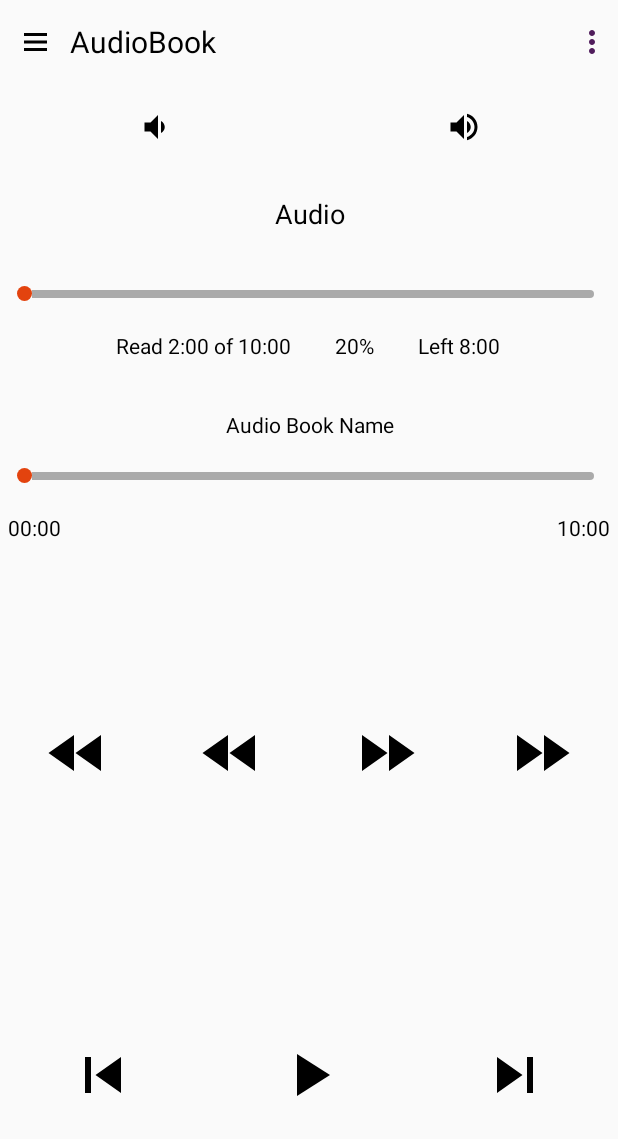
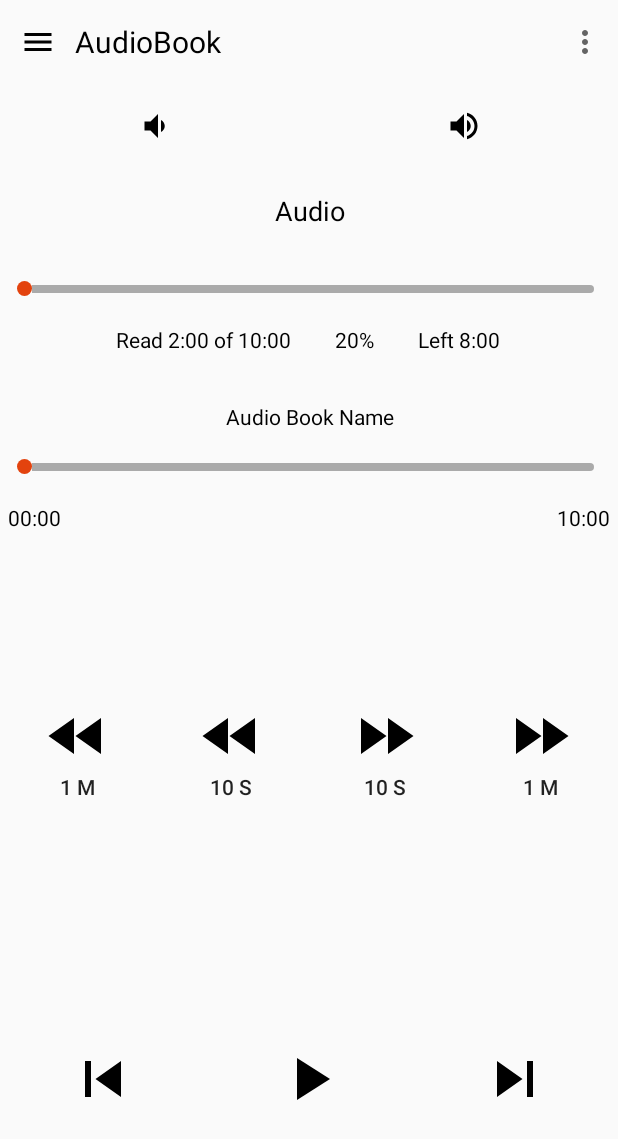
Before and after one commit to mirushi/BookLib, an Android app: the screen it shows after launch (PlayAudio), on a phone screen of 412 x 824 dp. Shown: the top 1139 px of the screen. Run offline under Robolectric (Android 15) with nearby library versions, the phone set to English and light mode, and no system bars.

Commit message:
Update giao diện phát nhạc/audio

```diff
--- a/app/src/main/java/luubieunghi/lbn/booklib/Activity/PlayAudio.java
+++ b/app/src/main/java/luubieunghi/lbn/booklib/Activity/PlayAudio.java
@@ -5,21 +5,18 @@ import androidx.appcompat.widget.Toolbar;
 
 import android.content.Intent;
 import android.os.Bundle;
+import android.view.Menu;
+import android.view.MenuInflater;
 import android.view.MenuItem;
-import android.view.View;
-import android.widget.ImageButton;
-import android.widget.PopupMenu;
 import android.widget.Toast;
 
-import java.lang.reflect.Field;
-import java.lang.reflect.Method;
+
 
 import luubieunghi.lbn.booklib.R;
 
 public class PlayAudio extends AppCompatActivity {
 
     private Toolbar toolbar;
-    private ImageButton btn_Img_Menu_Play_Audio;
     @Override
     protected void onCreate(Bundle savedInstanceState) {
         super.onCreate(savedInstanceState);
@@ -31,65 +28,32 @@ public class PlayAudio extends AppCompatActivity {
 
     }
 
+    @Override
+    public boolean onCreateOptionsMenu(Menu menu) {
+        MenuInflater inflater=getMenuInflater();
+        inflater.inflate(R.menu.play_music_menu,menu);
+        return super.onCreateOptionsMenu(menu);
+    }
+
     private void addEvents() {
 
-        btn_Img_Menu_Play_Audio.setOnClickListener(new View.OnClickListener() {
+        toolbar.setOnMenuItemClickListener(new Toolbar.OnMenuItemClickListener() {
             @Override
-            public void onClick(View v) {
-                setBtn_Img_Menu_Play_AudioClicked();
+            public boolean onMenuItemClick(MenuItem item) {
+                return false;
             }
         });
-    }
 
-    private void setBtn_Img_Menu_Play_AudioClicked() {
-        PopupMenu popupMenu=new PopupMenu(PlayAudio.this,btn_Img_Menu_Play_Audio);
-        popupMenu.getMenuInflater().inflate(R.menu.play_music_menu,popupMenu.getMenu());
-//        try {
-//            Field[] fields = popupMenu.getClass().getDeclaredFields();
-//            for (Field field : fields) {
-//                if ("mPopup".equals(field.getName())) {
-//                    field.setAccessible(true);
-//                    Object menuPopupHelper = field.get(popupMenu);
-//                    Class<?> classPopupHelper = Class.forName(menuPopupHelper.getClass().getName());
-//                    Method setForceIcons = classPopupHelper.getMethod("setForceShowIcon", boolean.class);
-//                    setForceIcons.invoke(menuPopupHelper, true);
-//                    break;
-//                }
-//            }
-//        } catch (Exception e) {
-//            e.printStackTrace();
-//        }
-        //bắt sự kiện một item đucợ click
-        popupMenu.setOnMenuItemClickListener(new PopupMenu.OnMenuItemClickListener() {
-            @Override
-            public boolean onMenuItemClick(MenuItem menuItem) {
-                switch (menuItem.getItemId()){
-                    case R.id.nav_email:{
-                        sendMail();
-                        break;
-                    }
-                    case R.id.nav_share: {
-                        share();
-                        break;
-                    }
-                    case R.id.nav_setting:{
-
-                    }
-                    default:
-                        break;
-                }
-                return true;
-            }
-        });
-        popupMenu.show();
     }
 
     private void init() {
+
+        setSupportActionBar(toolbar);
+        toolbar.inflateMenu(R.menu.play_music_menu);
     }
 
     private void addControls() {
         toolbar=findViewById(R.id.toolbar_listaudio);
-        btn_Img_Menu_Play_Audio=findViewById(R.id.btn_img_menu_right_play_audio);
     }
 
     //gửi mail về booklib devteam
--- a/app/src/main/res/layout/activity_open_list_song.xml
+++ b/app/src/main/res/layout/activity_open_list_song.xml
@@ -26,7 +26,9 @@
                 android:layout_height="match_parent"
                 android:layout_weight="7"
                 app:closeIcon="@drawable/ic_close_black_24dp"
-                app:searchIcon="@drawable/ic_action_search"></androidx.appcompat.widget.SearchView>
+                app:searchIcon="@drawable/ic_action_search"
+                android:layoutDirection="rtl">
+            </androidx.appcompat.widget.SearchView>
             <!--              <EditText-->
             <!--                  android:layout_width="match_parent"-->
             <!--                  android:layout_height="match_parent"-->
--- a/app/src/main/res/layout/activity_play_audio.xml
+++ b/app/src/main/res/layout/activity_play_audio.xml
@@ -38,17 +38,6 @@
                 android:layout_marginRight="10dp"
                 >
             </TextView>
-            <ImageButton
-                android:layout_width="wrap_content"
-                android:layout_height="match_parent"
-                android:src="@drawable/ic_more_vert_black_24dp"
-                android:layout_marginRight="10dp"
-                android:background="@null"
-                android:layout_marginLeft="0dp"
-                android:layout_weight="1"
-                android:id="@+id/btn_img_menu_right_play_audio"
-                >
-            </ImageButton>
         </LinearLayout>
     </androidx.appcompat.widget.Toolbar>
     <LinearLayout
@@ -173,38 +162,43 @@
         android:orientation="horizontal"
         android:gravity="center_horizontal"
         >
-        <ImageButton
+        <Button
             android:layout_width="wrap_content"
             android:layout_height="wrap_content"
-            android:src="@drawable/ic_fast_rewind_black_48dp"
+            android:drawableTop="@drawable/ic_fast_rewind_black_48dp"
             android:background="@null"
+            android:text="1 m"
             android:layout_weight="1"
             android:layout_gravity="center">
-        </ImageButton>
-        <ImageButton
-            android:layout_gravity="center"
+        </Button>
+        <Button
             android:layout_width="wrap_content"
             android:layout_height="wrap_content"
-            android:src="@drawable/ic_fast_rewind_black_48dp"
+            android:drawableTop="@drawable/ic_fast_rewind_black_48dp"
             android:background="@null"
-            android:layout_weight="1">
-        </ImageButton>
-        <ImageButton
-            android:layout_gravity="center"
+            android:text="10 s"
+            android:layout_weight="1"
+            android:layout_gravity="center">
+        </Button>
+        <Button
             android:layout_width="wrap_content"
             android:layout_height="wrap_content"
-            android:src="@drawable/ic_fast_forward_black_48dp"
+            android:drawableTop="@drawable/ic_fast_forward_black_48dp"
             android:background="@null"
-            android:layout_weight="1">
-        </ImageButton>
-        <ImageButton
-            android:layout_gravity="center"
+            android:text="10 s"
+            android:layout_weight="1"
+            android:layout_gravity="center">
+        </Button>
+        <Button
             android:layout_width="wrap_content"
             android:layout_height="wrap_content"
-            android:src="@drawable/ic_fast_forward_black_48dp"
+            android:drawableTop="@drawable/ic_fast_forward_black_48dp"
             android:background="@null"
-            android:layout_weight="1">
-        </ImageButton>
+            android:text="1 m"
+            android:layout_weight="1"
+            android:layout_gravity="center">
+        </Button>
+
     </LinearLayout>
 
     <LinearLayout
@@ -219,7 +213,8 @@
             android:layout_height="wrap_content"
             android:src="@drawable/ic_skip_previous_black_48dp"
             android:background="@null"
-            android:layout_weight="1">
+            android:layout_weight="1"
+            >
         </ImageButton>
         <ImageButton
             android:id="@+id/btn_img_play_play_audio"
--- a/app/src/main/res/menu/play_music_menu.xml
+++ b/app/src/main/res/menu/play_music_menu.xml
@@ -10,7 +10,7 @@
             android:id="@+id/nav_setting"
             android:icon="@drawable/ic_settings_black_24dp"
             android:title="Setting"
-            app:showAsAction="ifRoom"
+            app:showAsAction="never"
             >
         </item>
 
@@ -18,14 +18,14 @@
             android:id="@+id/nav_email"
             android:icon="@drawable/ic_email_black_24dp"
             android:title="Email"
-            app:showAsAction="ifRoom">
+            app:showAsAction="never">
         </item>
 
         <item
             android:id="@+id/nav_share"
             android:icon="@drawable/ic_share_black_24dp"
             android:title="Share"
-            app:showAsAction="ifRoom">
+            app:showAsAction="never">
         </item>
     </group>
 
--- /dev/null
+++ b/app/src/main/res/xml/custom_textview.xml
@@ -0,0 +1,6 @@
+<?xml version="1.0" encoding="utf-8"?>
+<shape xmlns:android="http://schemas.android.com/apk/res/android" android:shape="rectangle" >
+    <solid android:color="@android:color/white" />
+    <stroke android:width="2dip" android:color="#7A817A"/>
+    <corners android:radius="5dp"></corners>
+</shape>
```
Also changed, not shown: app/src/main/java/luubieunghi/lbn/booklib/Activity/BookPageManagement.java (+57 -2 lines), app/src/main/java/luubieunghi/lbn/booklib/Activity/PlayMusic.java (+8 -13 lines), app/src/main/res/layout/activity_book_page_management.xml (+25 -29 lines), app/src/main/res/layout/activity_play_music.xml (+4 -4 lines), app/src/main/res/layout/item_page_book_page_management.xml (+10 -4 lines), app/src/main/res/menu/book_page_management_menu.xml (added, +24 -0 lines).
